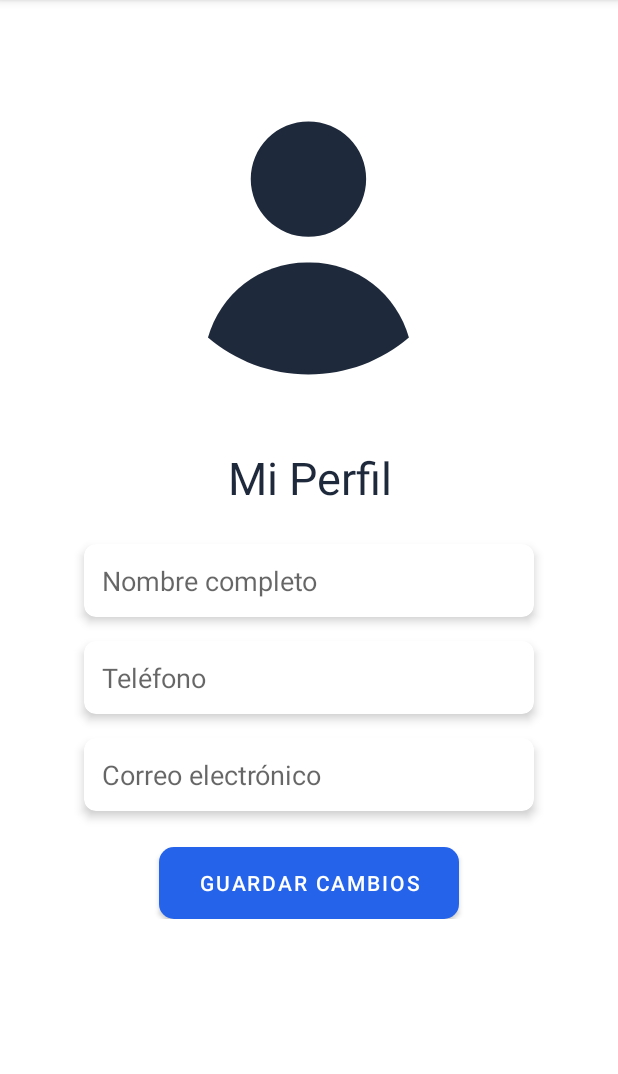
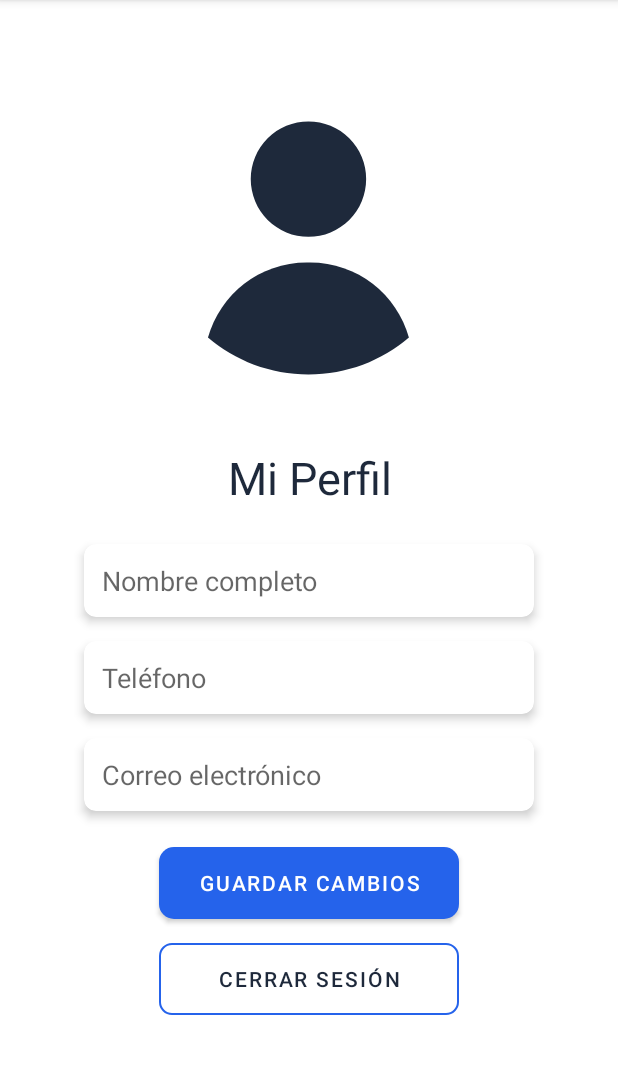
Before and after one commit to Bryan12sd/reservasApp, an Android app: the fragment GalleryFragment shown on its own in the app's theme, on a phone screen of 412 x 824 dp, the part 84-1158 px from its top. Run offline under Robolectric (Android 15) with nearby library versions, the light colour scheme and no system bars.

Commit message:
feat: add button for close

```diff
--- a/app/src/main/java/com/example/reservasalasapp/ui/gallery/GalleryFragment.kt
+++ b/app/src/main/java/com/example/reservasalasapp/ui/gallery/GalleryFragment.kt
@@ -1,6 +1,7 @@
 package com.example.reservasalasapp.ui.gallery
 
 import android.content.Context
+import android.content.Intent
 import android.os.Bundle
 import android.view.LayoutInflater
 import android.view.View
@@ -9,6 +10,7 @@ import android.widget.Button
 import android.widget.EditText
 import android.widget.Toast
 import androidx.fragment.app.Fragment
+import com.example.reservasalasapp.LoginActivity
 import com.example.reservasalasapp.R
 
 class GalleryFragment : Fragment() {
@@ -25,14 +27,18 @@ class GalleryFragment : Fragment() {
         container: ViewGroup?,
         savedInstanceState: Bundle?
     ): View? {
+
         val root = inflater.inflate(R.layout.fragment_gallery, container, false)
 
+        // SharedPreferences
+        val prefs = requireContext().getSharedPreferences(PREFS_NAME, Context.MODE_PRIVATE)
+
+        // EditText y Botones
         val etName = root.findViewById<EditText>(R.id.etProfileName)
         val etPhone = root.findViewById<EditText>(R.id.etProfilePhone)
         val etEmail = root.findViewById<EditText>(R.id.etProfileEmail)
         val btnSave = root.findViewById<Button>(R.id.btnSaveProfile)
-
-        val prefs = requireContext().getSharedPreferences(PREFS_NAME, Context.MODE_PRIVATE)
+        val btnLogout = root.findViewById<Button>(R.id.btnLogout)
 
         // Cargar datos guardados
         etName.setText(prefs.getString(KEY_NAME, ""))
@@ -59,6 +65,17 @@ class GalleryFragment : Fragment() {
             Toast.makeText(requireContext(), "Perfil actualizado correctamente", Toast.LENGTH_SHORT).show()
         }
 
+        // Cerrar sesión
+        btnLogout.setOnClickListener {
+            prefs.edit()
+                .putBoolean(KEY_IS_LOGGED, false)
+                .apply()
+
+            val intent = Intent(requireContext(), LoginActivity::class.java)
+            intent.flags = Intent.FLAG_ACTIVITY_NEW_TASK or Intent.FLAG_ACTIVITY_CLEAR_TASK
+            startActivity(intent)
+        }
+
         return root
     }
 }
--- a/app/src/main/res/layout/fragment_gallery.xml
+++ b/app/src/main/res/layout/fragment_gallery.xml
@@ -97,6 +97,14 @@
                 android:text="Guardar cambios"
                 android:background="@drawable/button_primary"
                 android:textColor="@android:color/white" />
+            <Button
+                android:id="@+id/btnLogout"
+                android:layout_width="200dp"
+                android:layout_height="wrap_content"
+                android:layout_marginTop="16dp"
+                android:text="Cerrar sesión"
+                android:background="@drawable/button_secondary"
+                android:textColor="@color/blue_gray" />
 
         </LinearLayout>
     </ScrollView>
```
